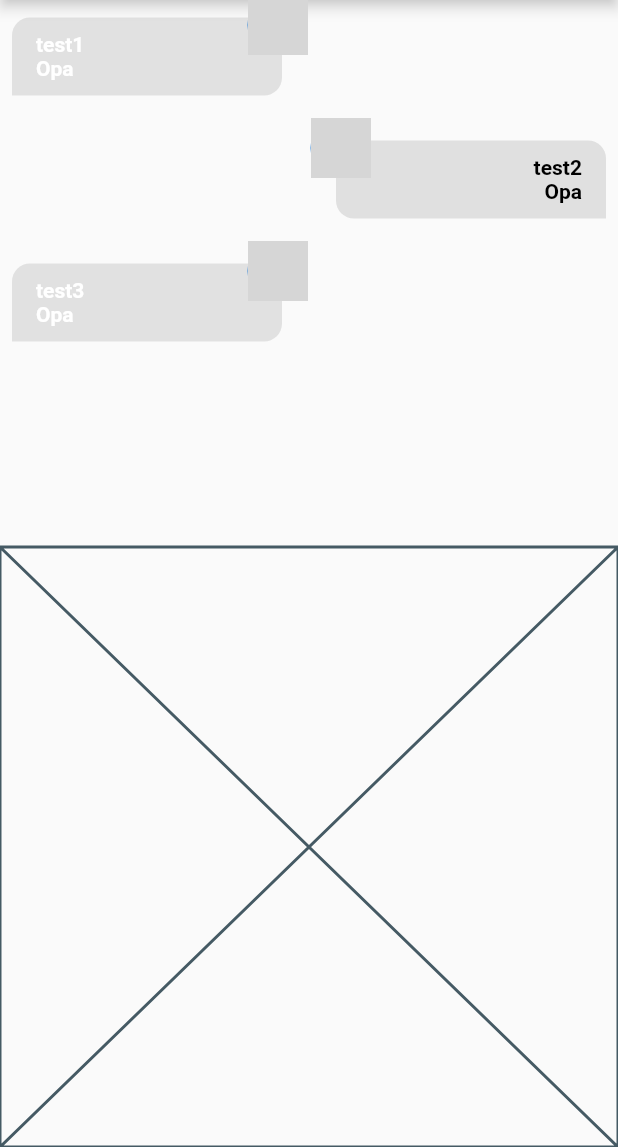
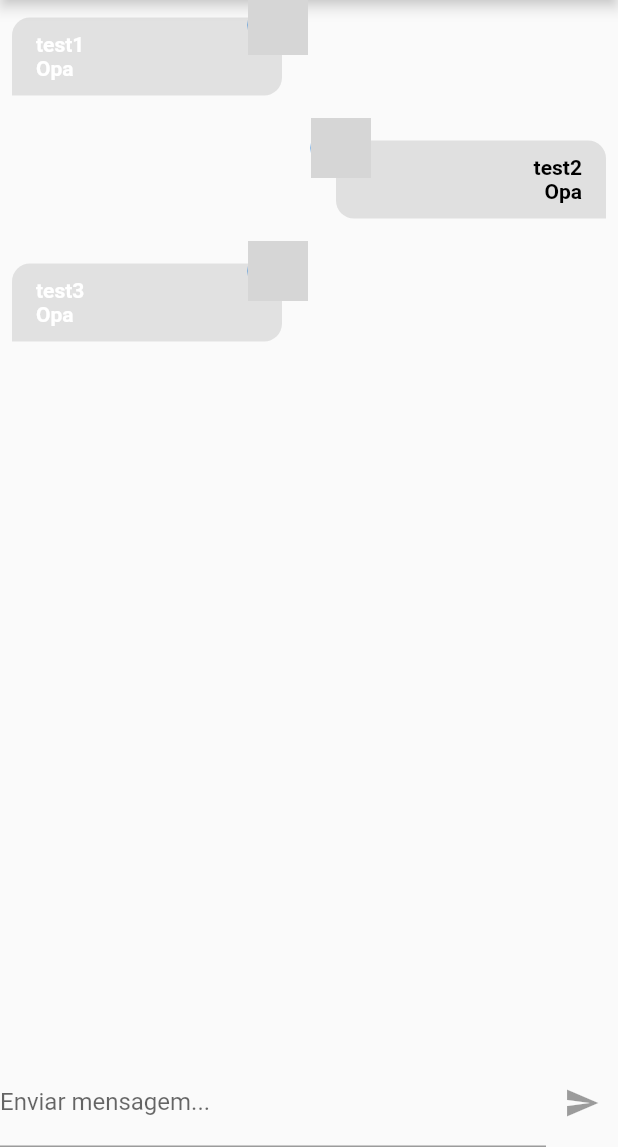
Before and after one commit to richardborgesdev/flutter-cod3r-chat, a Flutter app: the screen it shows after launch, on a phone screen of 412 x 824 dp, the part 89-1236 px from its top. Run offline on Flutter 3.47's test engine with Material 2 defaults, Android fonts, the phone set to English and light mode, and no system bars; our stand-ins replace image_picker; accounts and stored records are empty; grey boxes are pictures that could not be loaded.

Commit message:
chore: chat message

```diff
--- a/lib/components/new_message.dart
+++ b/lib/components/new_message.dart
@@ -1,10 +1,33 @@
 import 'package:flutter/material.dart';
 
-class NewMessage extends StatelessWidget {
+class NewMessage extends StatefulWidget {
   const NewMessage({super.key});
 
   @override
+  State<NewMessage> createState() => _NewMessageState();
+}
+
+class _NewMessageState extends State<NewMessage> {
+  String _enteredMessage = '';
+
+  void _sendMessage() {}
+
+  @override
   Widget build(BuildContext context) {
-    return const Placeholder();
+    return Row(
+      children: [
+        Expanded(
+          child: TextField(
+            decoration: InputDecoration(
+              labelText: 'Enviar mensagem...',
+            ),
+          ),
+        ),
+        IconButton(
+          onPressed: _enteredMessage.trim().isEmpty ? null : _sendMessage,
+          icon: Icon(Icons.send),
+        ),
+      ],
+    );
   }
 }
```
